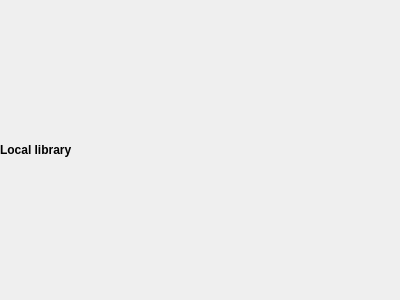
The window that locallibrarywidget.ui (Quill-OS/quill) describes before a commit, drawn with Qt 5.
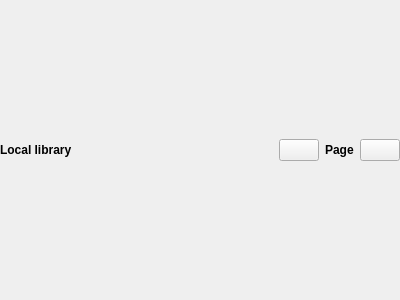
The same window after the commit.

The edit to the form file:
```diff
--- a/locallibrarywidget.ui
+++ b/locallibrarywidget.ui
@@ -33,11 +33,49 @@
     <number>0</number>
    </property>
    <item>
+    <layout class="QGridLayout" name="gridLayout">
+     <item row="0" column="3">
+      <widget class="QLabel" name="pageNumberLabel">
+       <property name="text">
+        <string>Page</string>
+       </property>
+      </widget>
+     </item>
+     <item row="0" column="0">
     <widget class="QLabel" name="localLibraryLabel">
      <property name="text">
       <string>&lt;b&gt;Local library&lt;/b&gt;</string>
      </property>
     </widget>
+     </item>
+     <item row="0" column="2">
+      <widget class="QPushButton" name="previousPageBtn">
+       <property name="text">
+        <string/>
+       </property>
+      </widget>
+     </item>
+     <item row="0" column="1">
+      <spacer name="horizontalSpacer">
+       <property name="orientation">
+        <enum>Qt::Horizontal</enum>
+       </property>
+       <property name="sizeHint" stdset="0">
+        <size>
+         <width>40</width>
+         <height>20</height>
+        </size>
+       </property>
+      </spacer>
+     </item>
+     <item row="0" column="4">
+      <widget class="QPushButton" name="nextPageBtn">
+       <property name="text">
+        <string/>
+       </property>
+      </widget>
+     </item>
+    </layout>
    </item>
    <item>
     <layout class="QVBoxLayout" name="booksVerticalLayout">
```
Lines whose indentation alone changed are shown as unchanged.
